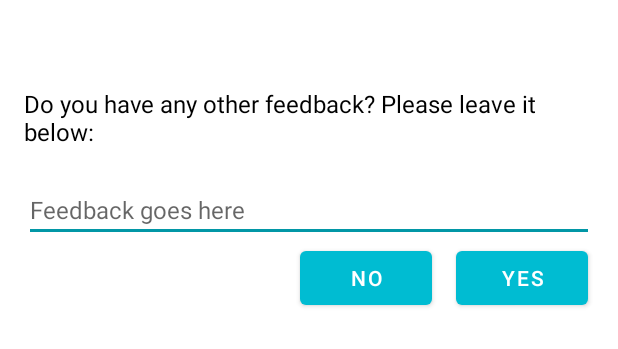
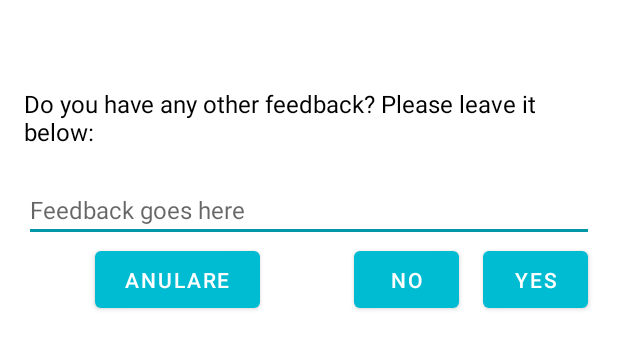
Before and after one commit to mikmiki27/gestiunea-cererilor, an Android app: the layout custom_alert_dialog_profesor.xml on its own in the app's theme, with its tools: preview values and no code run, on a phone screen of 412 x 824 dp. Shown: the top 349 px of the screen. Run offline under Robolectric (Android 15) with nearby library versions, the light colour scheme and no system bars; network calls fail.

Commit message:
translate 110% to romanian + adaugare buton de cancel la dialog profesor

```diff
--- a/app/src/main/java/com/example/gestiuneacererilor/ui/cereri/CereriFragment.kt
+++ b/app/src/main/java/com/example/gestiuneacererilor/ui/cereri/CereriFragment.kt
@@ -104,7 +104,10 @@ class CereriFragment : BaseFragment<CereriMvp.Presenter>(),
 
                     lateinit var builder: AlertDialog.Builder
 
-                    if ((cerereSelectata as Cerere).tip_cerere.toLowerCase(Locale.getDefault()) == Constants.TipCerere.LICENTA.name.toLowerCase(Locale.getDefault())) {
+                    if ((cerereSelectata as Cerere).tip_cerere.toLowerCase(Locale.getDefault()) == Constants.TipCerere.LICENTA.name.toLowerCase(
+                            Locale.getDefault()
+                        )
+                    ) {
                         var text = resources.getString(R.string.add_student_to_the_team)
                         if (getProfesorLicentaEchipa(requireContext()).toInt() == 14) {
                             text = resources.getString(R.string.add_student_to_the_team_last_spot)
@@ -136,7 +139,10 @@ class CereriFragment : BaseFragment<CereriMvp.Presenter>(),
                         }
                     }
 
-                    if (cerereSelectata.tip_cerere.toLowerCase(Locale.getDefault()) == Constants.TipCerere.DISERTATIE.name.toLowerCase(Locale.getDefault())) {
+                    if (cerereSelectata.tip_cerere.toLowerCase(Locale.getDefault()) == Constants.TipCerere.DISERTATIE.name.toLowerCase(
+                            Locale.getDefault()
+                        )
+                    ) {
                         var text = resources.getString(R.string.add_student_to_the_team)
                         if (getProfesorMasterEchipa(requireContext()).toInt() == 14) {
                             text = resources.getString(R.string.add_student_to_the_team_last_spot)
@@ -170,6 +176,9 @@ class CereriFragment : BaseFragment<CereriMvp.Presenter>(),
 
                     val myAlertDialog = builder.show()
 
+                    myDialogView.custom_alert_dialog_buttonCancel.setOnClickListener {
+                        myAlertDialog.dismiss()
+                }
                     myDialogView.custom_alert_dialog_buttonNo.setOnClickListener {
                         myAlertDialog.dismiss()
                         presenter.updateCerereToRespins(
--- a/app/src/main/res/layout/custom_alert_dialog_profesor.xml
+++ b/app/src/main/res/layout/custom_alert_dialog_profesor.xml
@@ -27,7 +27,7 @@
         android:layout_marginStart="16dp"
         android:layout_marginTop="20dp"
         android:layout_marginEnd="16dp"
-        android:text="Do you have any other feedback? Please leave it below:"
+        android:text="@string/do_you_have_any_other_feedback_please_leave_it_below"
         android:textColor="@android:color/black"
         android:textSize="16sp"
         app:layout_constraintEnd_toEndOf="parent"
@@ -41,7 +41,7 @@
         android:layout_marginStart="16dp"
         android:layout_marginTop="20dp"
         android:layout_marginEnd="16dp"
-        android:hint="Feedback goes here"
+        android:hint="@string/feedback_goes_here"
         android:textColor="@android:color/black"
         android:textSize="16sp"
         app:layout_constraintEnd_toEndOf="parent"
@@ -49,9 +49,23 @@
         app:layout_constraintTop_toBottomOf="@+id/custom_alert_dialog_subtitle" />
 
     <Button
+        android:id="@+id/custom_alert_dialog_buttonCancel"
+        android:layout_width="110dp"
+        android:layout_height="50dp"
+        android:layout_marginEnd="16dp"
+        android:layout_marginBottom="10dp"
+        android:layout_marginStart="16dp"
+        android:text="@string/cancel"
+        tools:text="Anulare"
+        app:layout_constraintBottom_toBottomOf="parent"
+        app:layout_constraintEnd_toStartOf="@id/custom_alert_dialog_buttonNo"
+        app:layout_constraintStart_toStartOf="parent"
+        app:layout_constraintTop_toBottomOf="@id/custom_alert_dialog_edittext" />
+
+    <Button
         android:id="@+id/custom_alert_dialog_buttonYes"
-        android:layout_width="wrap_content"
-        android:layout_height="wrap_content"
+        android:layout_width="70dp"
+        android:layout_height="50dp"
         android:layout_marginEnd="20dp"
         android:layout_marginBottom="10dp"
         android:text="@string/da"
@@ -61,8 +75,8 @@
 
     <Button
         android:id="@+id/custom_alert_dialog_buttonNo"
-        android:layout_width="wrap_content"
-        android:layout_height="wrap_content"
+        android:layout_width="70dp"
+        android:layout_height="50dp"
         android:layout_marginEnd="16dp"
         android:text="@string/nu"
         app:layout_constraintEnd_toStartOf="@id/custom_alert_dialog_buttonYes"
--- a/app/src/main/res/layout/item_cerere_disponibila_profesor.xml
+++ b/app/src/main/res/layout/item_cerere_disponibila_profesor.xml
@@ -95,7 +95,7 @@
             android:fontFamily="sans-serif-medium"
             android:letterSpacing="0.15"
             android:lineSpacingExtra="@dimen/text_size_4sp"
-            android:text="@string/status"
+            android:text="@string/statuss"
             android:textSize="14sp"
             android:textStyle="normal"
             app:layout_constraintStart_toStartOf="parent"
--- a/app/src/main/res/values/strings.xml
+++ b/app/src/main/res/values/strings.xml
@@ -36,6 +36,7 @@
     <string name="add_student_to_the_team_last_spot">Warning! That\'s your last spot in your %1$s - team.</string>
     <string name="da">YES</string>
     <string name="nu">NO</string>
+    <string name="cancel">Cancel</string>
     <string name="licenta">Bachelor\'s degree</string>
     <string name="disertatie">Master\'s degree</string>
     <string name="nume_student_echipa">%1$s. %2$s</string>
@@ -81,6 +82,7 @@
     <string name="enter_your_message">Enter your message</string>
     <string name="trimite">Send</string>
     <string name="status">Status: %1$s</string>
+    <string name="statuss">Status:</string>
     <string name="tip_cerere">Request type:</string>
     <string name="nume">Name: %1$s</string>
     <string name="raspuns">Professor\'s response: \n%1$s</string>
@@ -99,6 +101,8 @@
     <string name="menu_requests">Requests</string>
     <string name="menu_team">Teams</string>
     <string name="menu_meetings">Meetings</string>
+    <string name="do_you_have_any_other_feedback_please_leave_it_below">Do you have any other feedback? Please leave it below:</string>
+    <string name="feedback_goes_here">Feedback goes here</string>
 
     <string-array name="ciclu_invatamant">
         <item>Bachelor</item>
```
Also changed, not shown: 1 other file.
